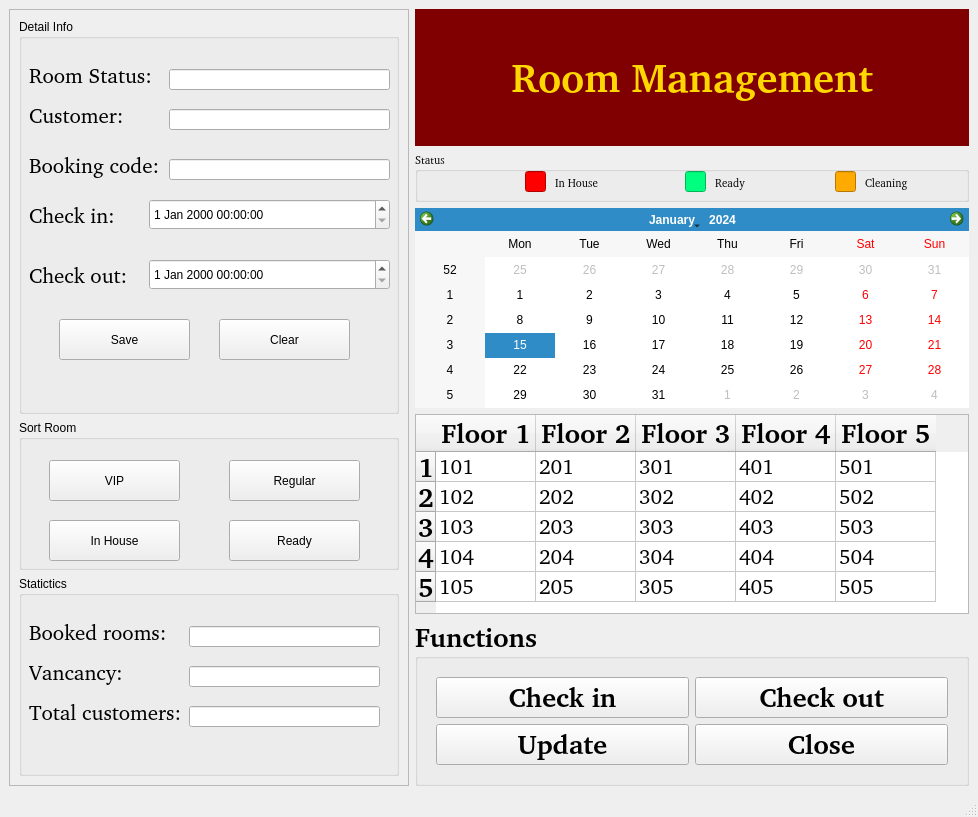
Tranle1509/HotelManagement, file ui/MainWindowRoomManagement.ui: the form before one commit.
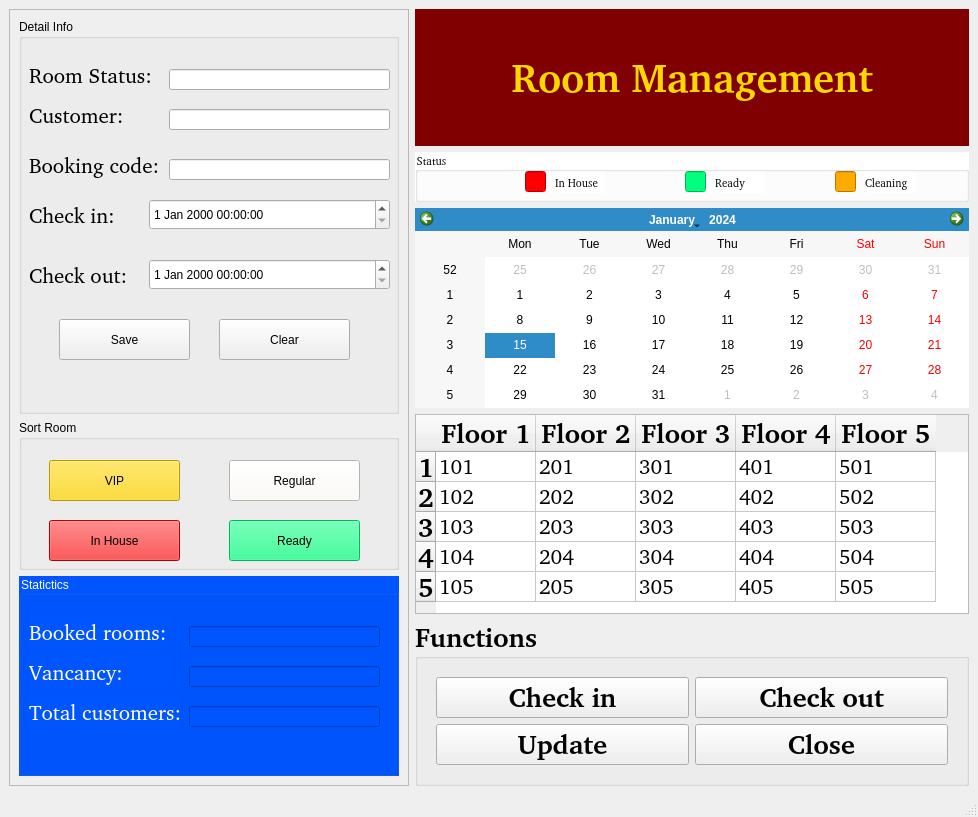
The form after the commit. Icons and pictures are not drawn.

What changed in the file:
```diff
--- a/ui/MainWindowRoomManagement.ui
+++ b/ui/MainWindowRoomManagement.ui
@@ -254,6 +254,9 @@
                <height>41</height>
               </rect>
              </property>
+             <property name="styleSheet">
+              <string notr="true">background-color: rgb(255, 215, 0);</string>
+             </property>
              <property name="text">
               <string>VIP</string>
              </property>
@@ -267,6 +270,9 @@
                <height>41</height>
               </rect>
              </property>
+             <property name="styleSheet">
+              <string notr="true">background-color: rgb(255, 252, 246);</string>
+             </property>
              <property name="text">
               <string>Regular</string>
              </property>
@@ -280,6 +286,9 @@
                <height>41</height>
               </rect>
              </property>
+             <property name="styleSheet">
+              <string notr="true">background-color: rgb(255, 0, 0);</string>
+             </property>
              <property name="text">
               <string>In House</string>
              </property>
@@ -293,6 +302,9 @@
                <height>41</height>
               </rect>
              </property>
+             <property name="styleSheet">
+              <string notr="true">background-color: rgb(0, 255, 127);</string>
+             </property>
              <property name="text">
               <string>Ready</string>
              </property>
@@ -307,6 +319,10 @@
               <height>200</height>
              </size>
             </property>
+            <property name="styleSheet">
+             <string notr="true">background-color: rgb(0, 85, 255);
+color: rgb(255, 255, 255);</string>
+            </property>
             <property name="title">
              <string>Statictics</string>
             </property>
@@ -389,7 +405,7 @@
               <rect>
                <x>10</x>
                <y>120</y>
-               <width>181</width>
+               <width>151</width>
                <height>31</height>
               </rect>
              </property>
@@ -462,7 +478,8 @@
          </font>
         </property>
         <property name="styleSheet">
-         <string notr="true">font: 75 8pt &quot;#9Slide03 SFU Toledo Bold&quot;;</string>
+         <string notr="true">font: 75 8pt &quot;#9Slide03 SFU Toledo Bold&quot;;
+background-color: rgb(255, 255, 255);</string>
         </property>
         <property name="title">
          <string>Status</string>
```
